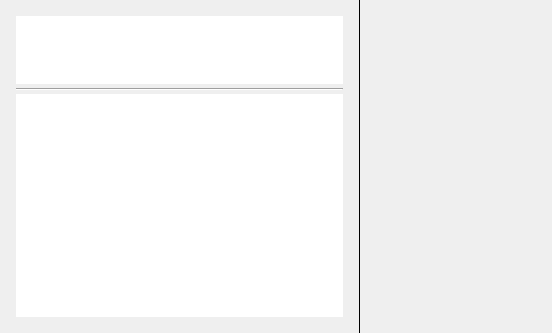
networkoptix/nx_open, file client/libclient/src/ui/widgets/properties/accessible_resources_widget.ui: the form before one commit.
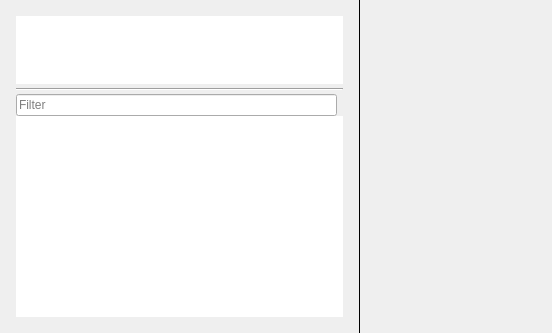
The form after the commit. Custom widgets are drawn as their Qt base class.

Commit message:
VMS-3061 - Need to optimize User Settings -> "Media Resources" for big data
<==== Mercurial data ====>
Branch: dev_3.0.0_gui

What changed in the file:
```diff
--- a/client/libclient/src/ui/widgets/properties/accessible_resources_widget.ui
+++ b/client/libclient/src/ui/widgets/properties/accessible_resources_widget.ui
@@ -97,6 +97,34 @@
         </property>
        </widget>
       </item>
+      <item>
+       <widget class="QWidget" name="filter" native="true">
+        <layout class="QHBoxLayout" name="horizontalLayout_2">
+         <property name="spacing">
+          <number>0</number>
+         </property>
+         <property name="leftMargin">
+          <number>0</number>
+         </property>
+         <property name="topMargin">
+          <number>0</number>
+         </property>
+         <property name="rightMargin">
+          <number>6</number>
+         </property>
+         <property name="bottomMargin">
+          <number>0</number>
+         </property>
+         <item>
+          <widget class="QLineEdit" name="filterLineEdit">
+           <property name="placeholderText">
+            <string>Filter</string>
+           </property>
+          </widget>
+         </item>
+        </layout>
+       </widget>
+      </item>
       <item>
        <widget class="QnTreeView" name="resourcesTreeView">
         <property name="frameShape">
```
Left out of the diff: 2 changed lines with no effect on the pictures. The commit also changes 6 other files.
